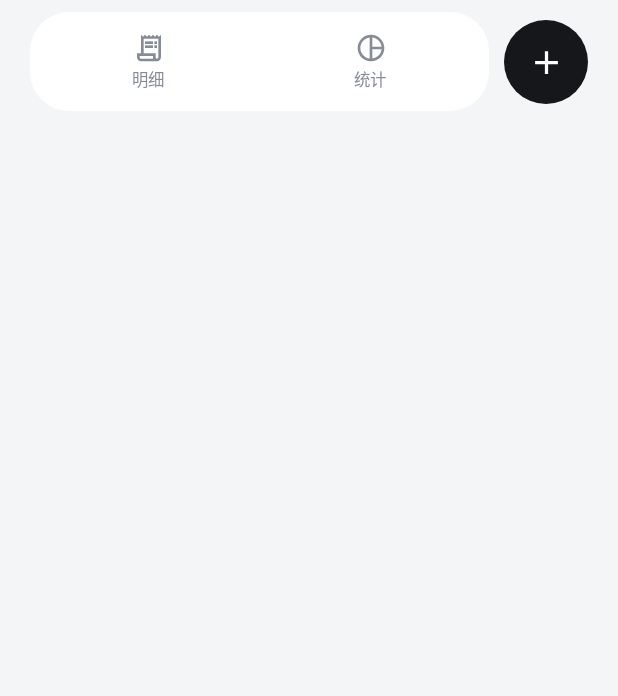
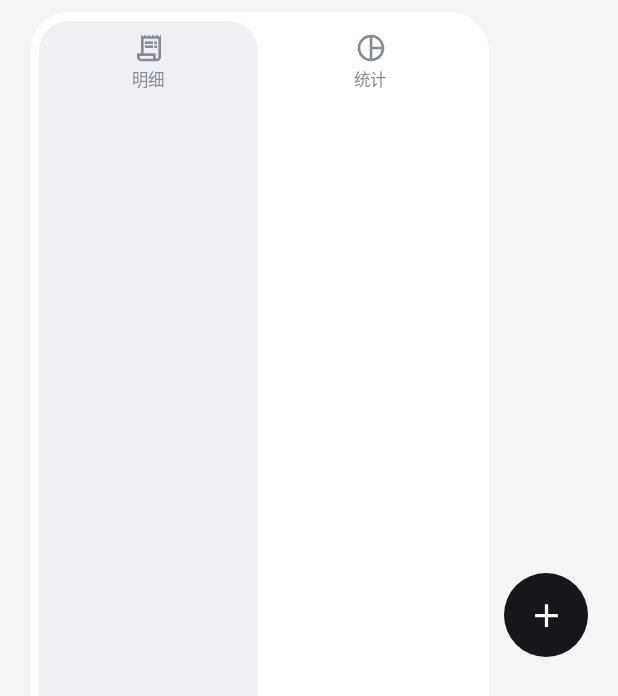
Before and after one commit to Aj002Th/fen, an Android app built with Jetpack Compose: the composable FenBottomBar called with empty values, on a phone screen of 412 x 824 dp. Shown: the top 696 px of the screen. Run offline under Robolectric (Android 15) with nearby library versions, the phone set to English and light mode, and no system bars.

Commit message:
feat: slide the tab indicator, switch root pages instantly

```diff
--- a/app/src/main/java/app/fen/ui/FenRoot.kt
+++ b/app/src/main/java/app/fen/ui/FenRoot.kt
@@ -6,6 +6,7 @@ import androidx.compose.animation.EnterTransition
 import androidx.compose.animation.ExitTransition
 import androidx.compose.animation.core.Animatable
 import androidx.compose.animation.core.FastOutSlowInEasing
+import androidx.compose.animation.core.animateFloatAsState
 import androidx.compose.animation.core.tween
 import androidx.compose.animation.fadeIn
 import androidx.compose.animation.fadeOut
@@ -16,13 +17,16 @@ import androidx.compose.foundation.clickable
 import androidx.compose.foundation.isSystemInDarkTheme
 import androidx.compose.foundation.layout.Arrangement
 import androidx.compose.foundation.layout.Box
+import androidx.compose.foundation.layout.BoxWithConstraints
 import androidx.compose.foundation.layout.Column
 import androidx.compose.foundation.layout.Row
 import androidx.compose.foundation.layout.Spacer
+import androidx.compose.foundation.layout.fillMaxHeight
 import androidx.compose.foundation.layout.fillMaxSize
 import androidx.compose.foundation.layout.fillMaxWidth
 import androidx.compose.foundation.layout.height
 import androidx.compose.foundation.layout.navigationBarsPadding
+import androidx.compose.foundation.layout.offset
 import androidx.compose.foundation.layout.padding
 import androidx.compose.foundation.layout.size
 import androidx.compose.foundation.layout.width
@@ -210,7 +214,13 @@ private fun FenContent(viewModel: FenViewModel) {
                     slideOutHorizontally(fenSlide) { it / 5 } + fadeOut(fenFadeOut)
                 },
             ) {
-                composable("bills") {
+                composable(
+                    "bills",
+                    enterTransition = { EnterTransition.None },
+                    exitTransition = { ExitTransition.None },
+                    popEnterTransition = { EnterTransition.None },
+                    popExitTransition = { ExitTransition.None },
+                ) {
                     FenPage {
                         BillsScreen(
                             snapshot = snapshot,
@@ -227,7 +237,13 @@ private fun FenContent(viewModel: FenViewModel) {
                         )
                     }
                 }
-                composable("stats") {
+                composable(
+                    "stats",
+                    enterTransition = { EnterTransition.None },
+                    exitTransition = { ExitTransition.None },
+                    popEnterTransition = { EnterTransition.None },
+                    popExitTransition = { ExitTransition.None },
+                ) {
                     FenPage {
                         StatsScreen(
                             snapshot = snapshot,
@@ -434,17 +450,30 @@ private fun FenBottomBar(currentRoute: String?, onSelect: (String) -> Unit, onAd
             color = Fen.colors.surface,
             modifier = Modifier.weight(1f),
         ) {
-            Row(
-                modifier = Modifier.padding(horizontal = 6.dp, vertical = 6.dp),
-                horizontalArrangement = Arrangement.spacedBy(2.dp),
-            ) {
+            val gap = 2.dp
+            BoxWithConstraints(Modifier.padding(horizontal = 6.dp, vertical = 6.dp)) {
+                val tabWidth = (maxWidth - gap * (tabs.size - 1)) / tabs.size
+                val selectedIndex = tabs.indexOfFirst { it.route == currentRoute }.coerceAtLeast(0)
+                val slidingIndex by animateFloatAsState(
+                    targetValue = selectedIndex.toFloat(),
+                    animationSpec = tween(FenMotion.durationMillis, easing = FastOutSlowInEasing),
+                    label = "tabIndicator",
+                )
+                Box(
+                    modifier = Modifier
+                        .offset { IntOffset(((tabWidth + gap) * slidingIndex).roundToPx(), 0) }
+                        .width(tabWidth)
+                        .fillMaxHeight()
+                        .clip(RoundedCornerShape(20.dp))
+                        .background(Fen.colors.surfaceMuted),
+                )
+                Row(horizontalArrangement = Arrangement.spacedBy(gap)) {
                     tabs.forEach { tab ->
                         val selected = currentRoute == tab.route
                         Column(
                             modifier = Modifier
                                 .weight(1f)
                                 .clip(RoundedCornerShape(20.dp))
-                            .background(if (selected) Fen.colors.surfaceMuted else Color.Transparent)
                                 .clickable { onSelect(tab.route) }
                                 .padding(vertical = 7.dp),
                             horizontalAlignment = Alignment.CenterHorizontally,
@@ -461,6 +490,7 @@ private fun FenBottomBar(currentRoute: String?, onSelect: (String) -> Unit, onAd
                                 style = MaterialTheme.typography.labelMedium,
                                 color = if (selected) Fen.colors.ink else Fen.colors.inkSoft,
                             )
+                        }
                     }
                 }
             }
```
Lines whose indentation alone changed are shown as unchanged.
